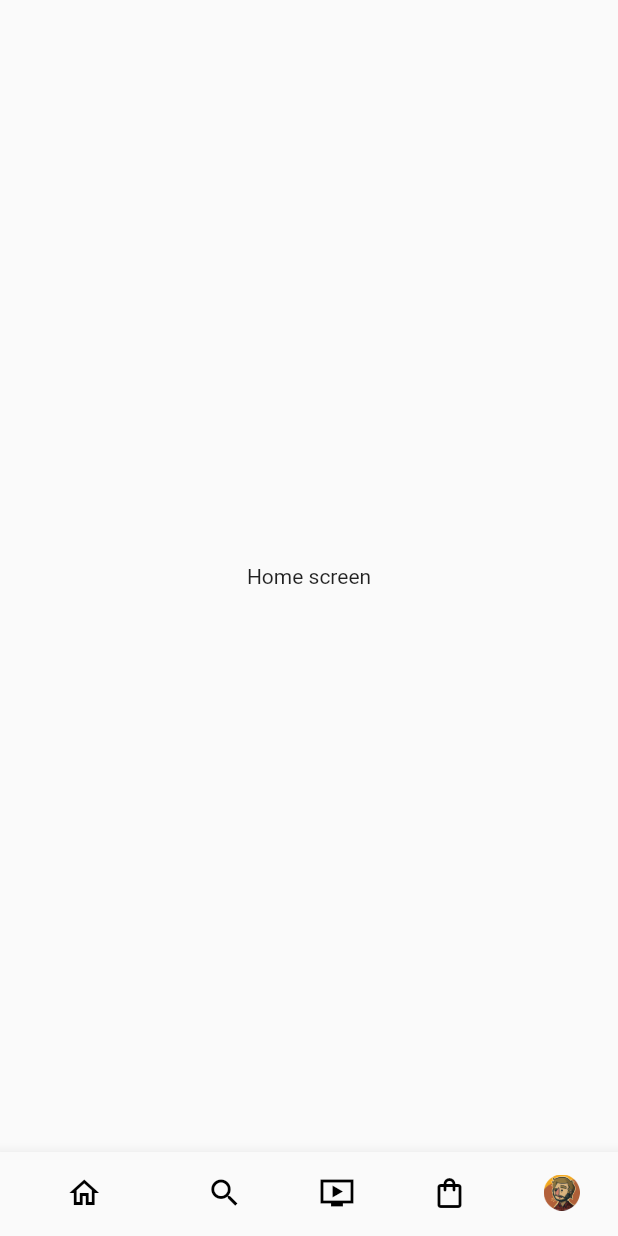
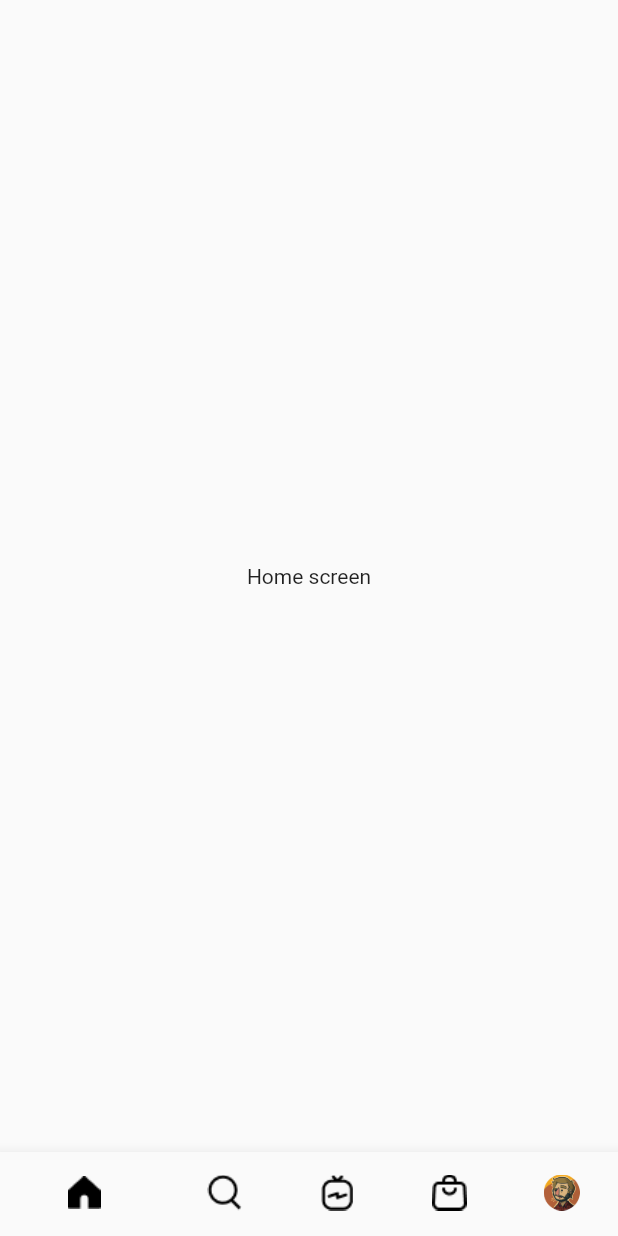
Before and after one commit to CinqueIzumi/Social-Media-Profile-Screen, a Flutter app: the screen it shows after launch, on a phone screen of 412 x 824 dp. Run offline on Flutter 3.47's test engine with Material 2 defaults, Android fonts, the phone set to English and light mode, and no system bars.

Commit message:
Added new icons to BottomNavBar

```diff
--- a/lib/ui/menu_screen.dart
+++ b/lib/ui/menu_screen.dart
@@ -40,10 +40,10 @@ class _MenuScreenState extends State<MenuScreen> {
         selectedItemColor: Colors.black,
         onTap: _onItemTapped,
         items: [
-          BottomNavigationBarItem(icon: Icon(Icons.home_outlined, color: Colors.black,), label: 'Home'),
-          BottomNavigationBarItem(icon: Icon(Icons.search, color: Colors.black,), label: 'Search'),
-          BottomNavigationBarItem(icon: Icon(Icons.ondemand_video_sharp, color: Colors.black,), label: 'Reels'),
-          BottomNavigationBarItem(icon: Icon(Icons.shopping_bag_outlined, color: Colors.black,), label: 'Shop'),
+          BottomNavigationBarItem(icon: Image.asset(kIconsPath + "home_icon.png", width: 24, height: 24,), label: 'Home'),
+          BottomNavigationBarItem(icon: Image.asset(kIconsPath + "search_icon.png", width: 24, height: 24,), label: 'Search'),
+          BottomNavigationBarItem(icon: Image.asset(kIconsPath + "igtv_icon.png", width: 24, height: 24,), label: 'Reels'),
+          BottomNavigationBarItem(icon: Image.asset(kIconsPath + "shopping_icon.png", width: 24, height: 24,), label: 'Shop'),
           BottomNavigationBarItem(icon: Image.asset(kImagePath + "avatar.png", width: 24, height: 24,), label: 'Account'),
         ],
       ),
```
Also changed, not shown: assets/icons/home_icon.png (renamed from assets/icons/Home - Fill.png), assets/icons/igtv_icon.png (renamed from assets/icons/IGTV.png), assets/icons/reel_icon.png (renamed from assets/icons/Reel.png), assets/icons/search_icon.png (renamed from assets/icons/Search.png), assets/icons/shopping_icon.png (renamed from assets/icons/Shopping.png), assets/icons/tags_icon.png (renamed from assets/icons/Tags.png).
